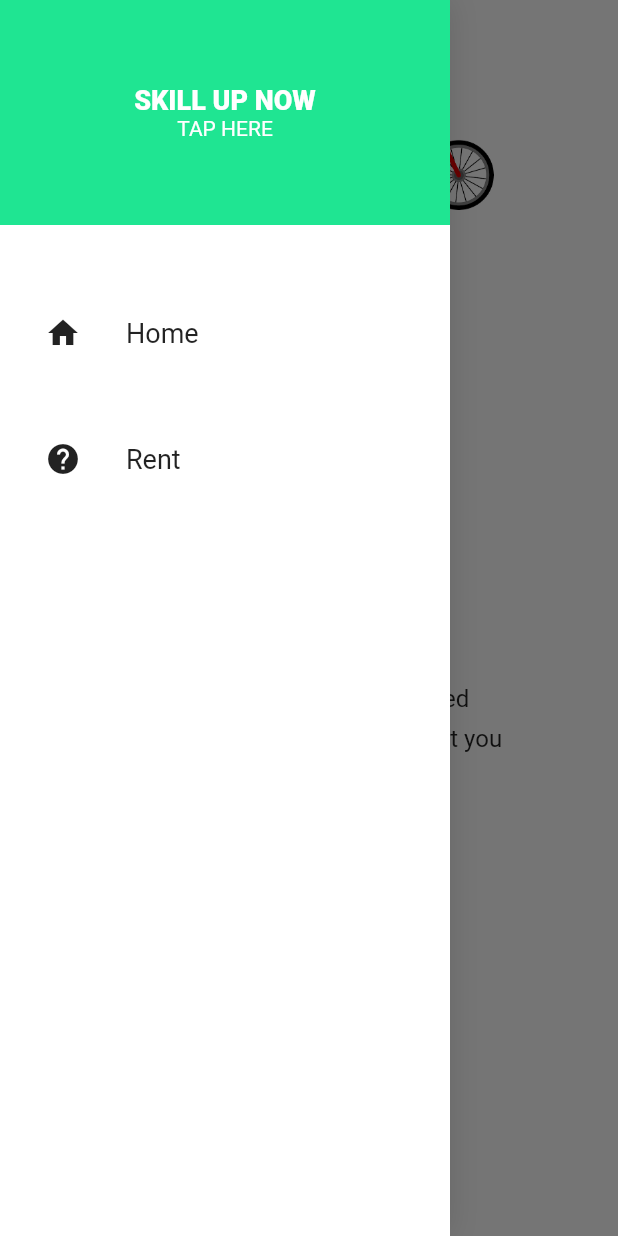
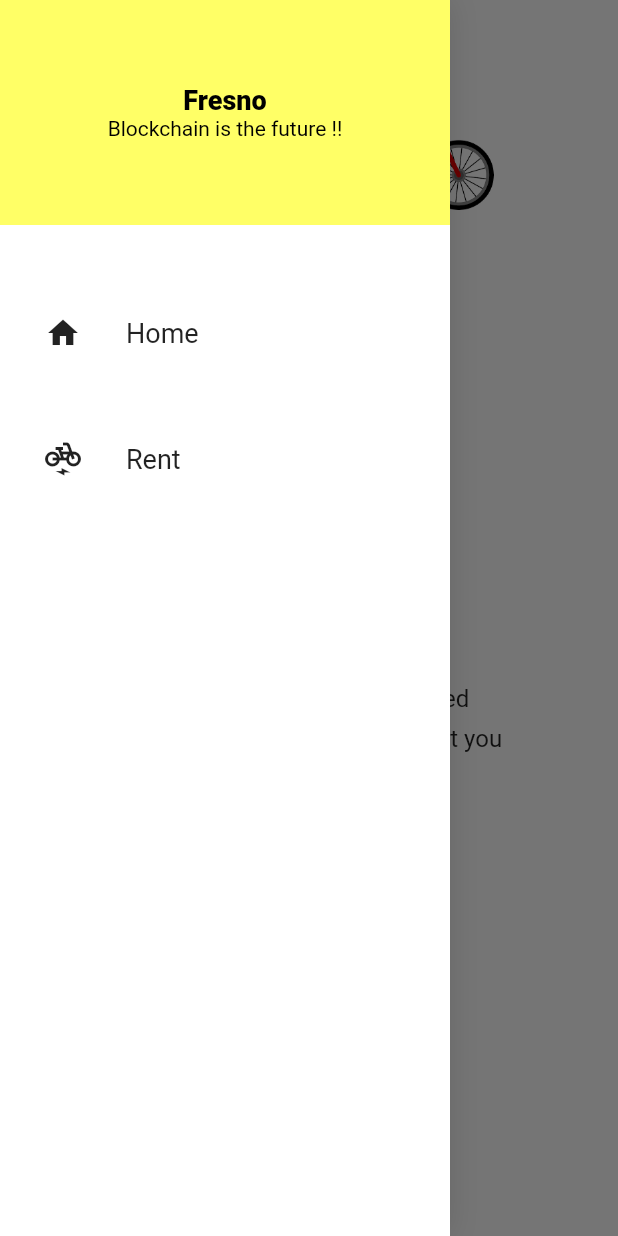
Before and after one commit to 360Appz/Fresno, a Flutter app: the screen it shows after launch, with the side drawer open, on a phone screen of 412 x 824 dp. Run offline on Flutter 3.47's test engine with Material 2 defaults, Android fonts, the phone set to English and light mode, and no system bars; our stand-ins replace get_it, responsive_builder, rflutter_alert; missing offline and left inert: web3dart.

Commit message:
2nd commit

```diff
--- a/fresno/lib/constants/app_colors.dart
+++ b/fresno/lib/constants/app_colors.dart
@@ -1,3 +1,3 @@
 import 'package:flutter/rendering.dart';
 
-const Color primaryColor = Color.fromARGB(255, 31, 229, 146);
+const Color primaryColor = Color.fromARGB(255, 255, 255, 102);
--- a/fresno/lib/nav_drawer/nav_drawer.dart
+++ b/fresno/lib/nav_drawer/nav_drawer.dart
@@ -17,7 +17,7 @@ class NavigationDrawer extends StatelessWidget {
         children: <Widget>[
           NavigationDrawerHeader(),
           DrawerItem('Home' , Icons.home, HomeRoute),
-          DrawerItem('Rent', Icons.help, RentRoute),
+          DrawerItem('Rent', Icons.electric_bike, RentRoute),
         ],
       ),
     );
--- a/fresno/lib/nav_drawer/nav_drawer_header.dart
+++ b/fresno/lib/nav_drawer/nav_drawer_header.dart
@@ -15,16 +15,16 @@ class NavigationDrawerHeader extends StatelessWidget {
         mainAxisSize: MainAxisSize.min,
         children: <Widget>[
           Text(
-            'SKILL UP NOW',
+            'Fresno',
             style: TextStyle(
               fontSize: 18,
               fontWeight: FontWeight.w800,
-              color: Colors.white,
+              color: Colors.black,
             ),
           ),
           Text(
-            'TAP HERE',
-            style: TextStyle(color: Colors.white),
+            'Blockchain is the future !!',
+            style: TextStyle(color: Colors.black),
           )
         ],
       ),
--- a/fresno/pubspec.yaml
+++ b/fresno/pubspec.yaml
@@ -32,7 +32,6 @@ dependencies:
   responsive_builder: ^0.3.0
   get_it: ^5.0.6
   web3dart: ^1.1.1
-  velocity_x: ^0.4.1
   http: ^0.12.2
   rflutter_alert: ^1.1.0
 
```
Also changed, not shown: fresno/pubspec.lock.
